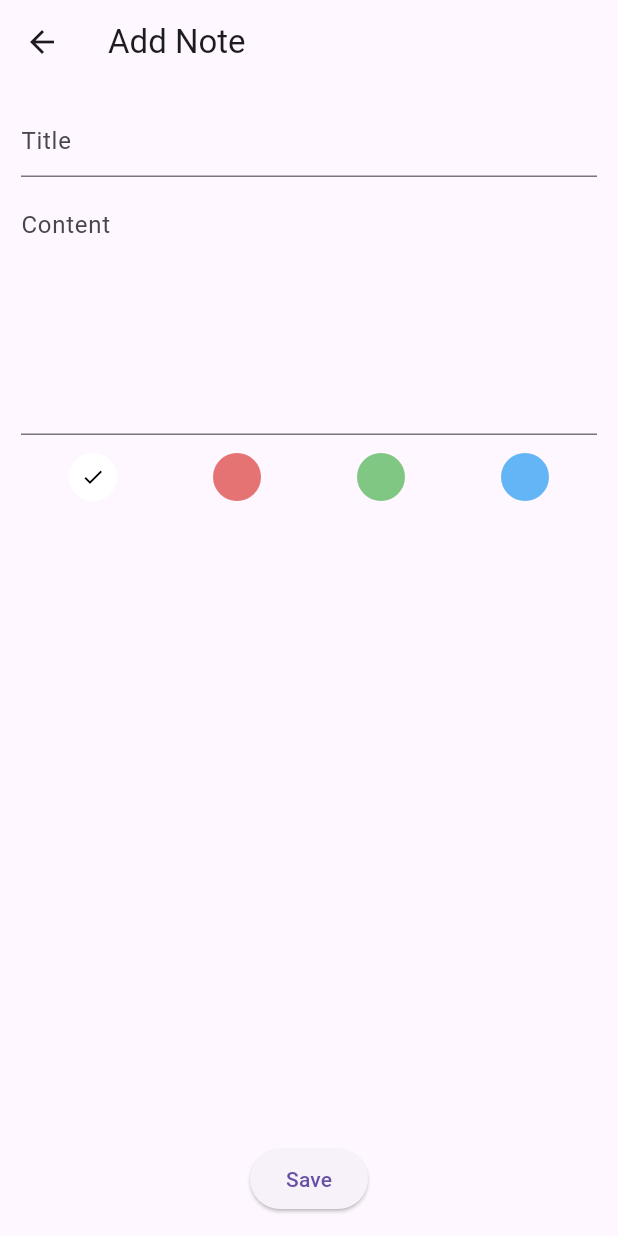
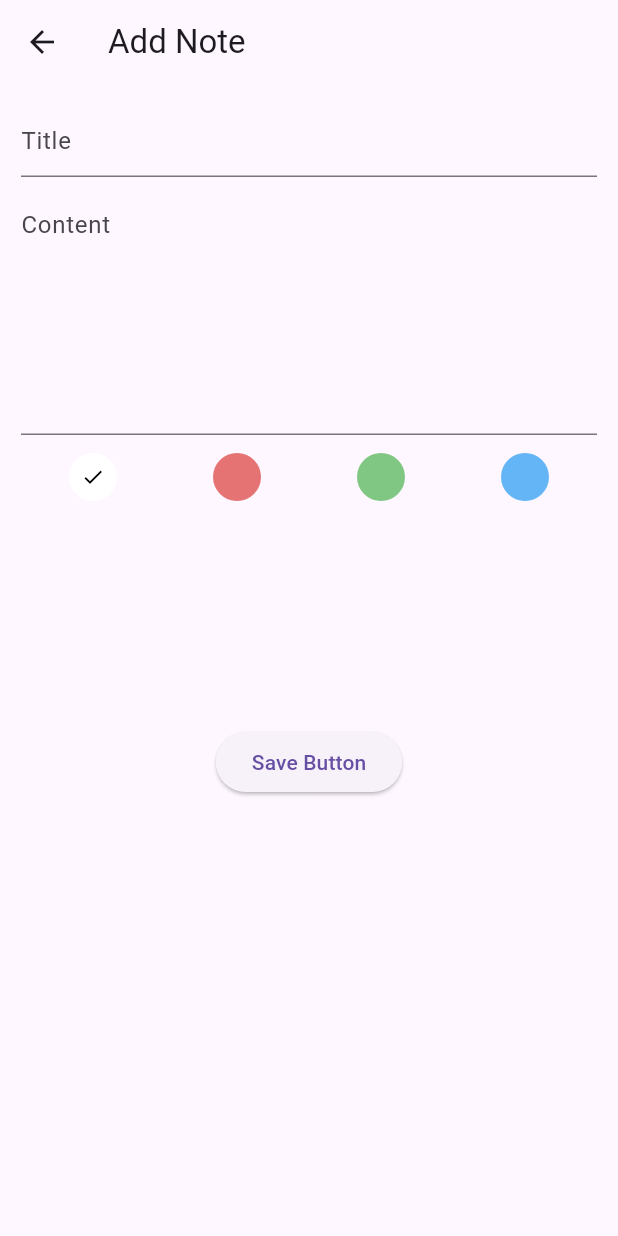
Before and after one commit to mdrashel426797/scaleup_interview_task_03, a Flutter app: the screen it shows after launch, after a tap on the "add" icon, on a phone screen of 412 x 824 dp. Run offline on Flutter 3.47's test engine with Material 3 defaults, Android fonts, the phone set to English and light mode, and no system bars; our stand-ins replace get, shared_preferences; network calls fail.

Commit message:
note_detail_screen_design

```diff
--- a/lib/presentation/screens/note_detail_screen.dart
+++ b/lib/presentation/screens/note_detail_screen.dart
@@ -39,24 +39,38 @@ class _NoteDetailScreenState extends State<NoteDetailScreen> {
   @override
   Widget build(BuildContext context) {
     return Scaffold(
+
+      ///<<<<<<<<<<<<<<<<< logic app var >>>>>>>>>>>>>>>>
       appBar: AppBar(
         title: Text(widget.isEdit ? "Edit Note" : "Add Note"),
       ),
+
+
+      /// <<<<<<<<<<<<<<<  state body >>>>>>>>>>>>>>>>
       body: Padding(
         padding: const EdgeInsets.all(14.0),
         child: Column(
           children: [
+
+            ///<<<<<<<<<<<<<<< tittle field>>>>>>>>>>>>>>>>
             TextField(
               controller: titleCtrl,
               decoration: const InputDecoration(hintText: "Title"),
             ),
-            const SizedBox(height: 12),
+             SizedBox(height: 12),
+
+            ///<<<<<<<<<<<<<this is content >>>>>>>>>>>>>>>>
             TextField(
               controller: contentCtrl,
               maxLines: 6,
               decoration: const InputDecoration(hintText: "Content"),
             ),
-            const SizedBox(height: 12),
+
+
+
+             SizedBox(height: 12),
+
+            /// <<<<<<<<<<<<<< circle colors >>>>>>>>>>>>>
 
             Row(
               mainAxisAlignment: MainAxisAlignment.spaceAround,
@@ -68,7 +82,7 @@ class _NoteDetailScreenState extends State<NoteDetailScreen> {
               ],
             ),
 
-            const Spacer(),
+           SizedBox(height: 150,),
 
             ElevatedButton(
               onPressed: () {
@@ -93,7 +107,8 @@ class _NoteDetailScreenState extends State<NoteDetailScreen> {
                 }
                 Navigator.pop(context);
               },
-              child: const Text("Save"),
+              child: const Text("Save Button"),
+
             ),
           ],
         ),
--- a/lib/presentation/screens/notes_list_screeen.dart
+++ b/lib/presentation/screens/notes_list_screeen.dart
@@ -13,10 +13,20 @@ class NotesListScreen extends StatelessWidget {
   @override
   Widget build(BuildContext context) {
     return Scaffold(
-      ///<<<<<<<<<<<this is for app bar design>>>>>>>>>>>
-      appBar: AppBar(title: const Text("Notes")),
+      ///<<<<<<<<<<<this is  app bar design>>>>>>>>>>>
+   appBar: AppBar(
+
+     title: Center(child: Text("Notes")
+
+     ),
+    // backgroundColor: Colors.greenAccent,
+   ),
+
+
+      ///<<<<<<<<<<<<<< add floatingactionbutton>>>>>>>>>>>>>
+
       floatingActionButton: FloatingActionButton(
-        child: const Icon(Icons.add),
+        child:  Icon(Icons.add),
         onPressed: () {
           Get.to(() => NoteDetailScreen(
             controller: controller,
@@ -24,11 +34,13 @@ class NotesListScreen extends StatelessWidget {
           ));
         },
       ),
+
+
       body: Obx(
             () => ListView.builder(
           itemCount: controller.notes.length,
-          itemBuilder: (_, i) {
-            final note = controller.notes[i];
+          itemBuilder: (context, index) {
+            final note = controller.notes[index];
             return NoteCard(
               note: note,
               onTap: () {
```
